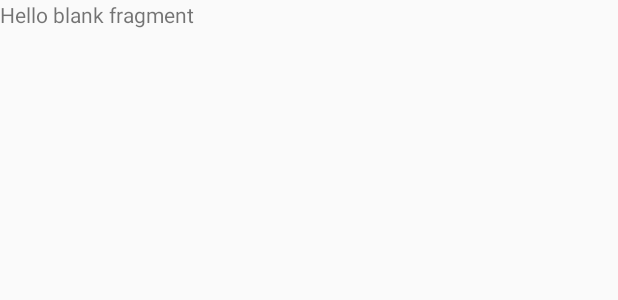
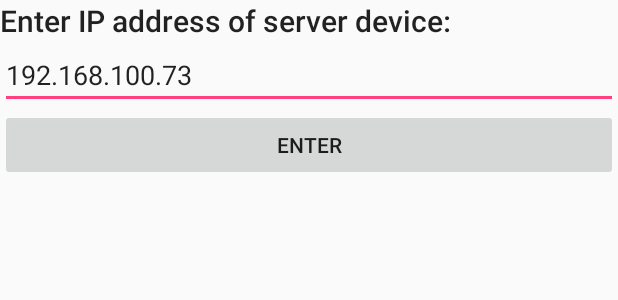
Before and after one commit to kebircesko/CoffeeScan, an Android app: the layout fragment_porosia.xml on its own in the app's theme, with its tools: preview values and no code run, on a phone screen of 412 x 824 dp. Shown: the top 300 px of the screen. Run offline under Robolectric (Android 15) with nearby library versions, the phone set to English and light mode, and no system bars.

Commit message:
Ketu eshte bere dizajnimi i fragmentit Porosia eshte shtuar Ip adresa statike klienti nuk ka nevoj me shenu IP por vetem duke shtypur enter mund te vazhdoj. Ne AndroidManofest eshte shtuar permission INTERNET

```diff
--- a/app/src/main/AndroidManifest.xml
+++ b/app/src/main/AndroidManifest.xml
@@ -3,7 +3,8 @@
     package="com.example.kebir.coffeescan">
 
     <uses-permission android:name="android.permission.CAMERA" />
-
+    <uses-permission android:name="android.permission.INTERNET" />
+    <uses-permission android:name="android.permission.ACCESS_NETWORK_STATE" />
     <uses-feature android:name="android.hardware.camera" />
     <uses-feature android:name="android.hardware.camera.autofocus" />
 
--- a/app/src/main/res/layout/fragment_porosia.xml
+++ b/app/src/main/res/layout/fragment_porosia.xml
@@ -1,14 +1,33 @@
 <?xml version="1.0" encoding="utf-8"?>
-<FrameLayout xmlns:android="http://schemas.android.com/apk/res/android"
+<LinearLayout xmlns:android="http://schemas.android.com/apk/res/android"
     xmlns:tools="http://schemas.android.com/tools"
+    android:orientation="vertical"
     android:layout_width="match_parent"
     android:layout_height="match_parent"
     tools:context=".Porosia">
 
+    <TextView
+        android:text="Enter IP address of server device:"
+        android:layout_width="wrap_content"
+        android:layout_height="wrap_content"
+        android:id="@+id/textView2"
+        android:layout_gravity="center_vertical"
+        android:textAppearance="@style/TextAppearance.AppCompat.Light.SearchResult.Title" />
+    <EditText
+        android:layout_width="match_parent"
+        android:layout_height="wrap_content"
+        android:inputType="textPersonName"
+        android:text="192.168.100.73"
+        android:ems="10"
+        android:id="@+id/ipPrompt" />
 
-    <TextView
+    <Button
+        android:text="Enter"
         android:layout_width="match_parent"
-        android:layout_height="match_parent"
-        android:text="@string/hello_blank_fragment" />
+        android:layout_height="wrap_content"
+        android:id="@+id/enterIP" />
+    <ListView
+        android:layout_width="match_parent"
+        android:layout_height="match_parent" />
 
-</FrameLayout>
+</LinearLayout>
```
